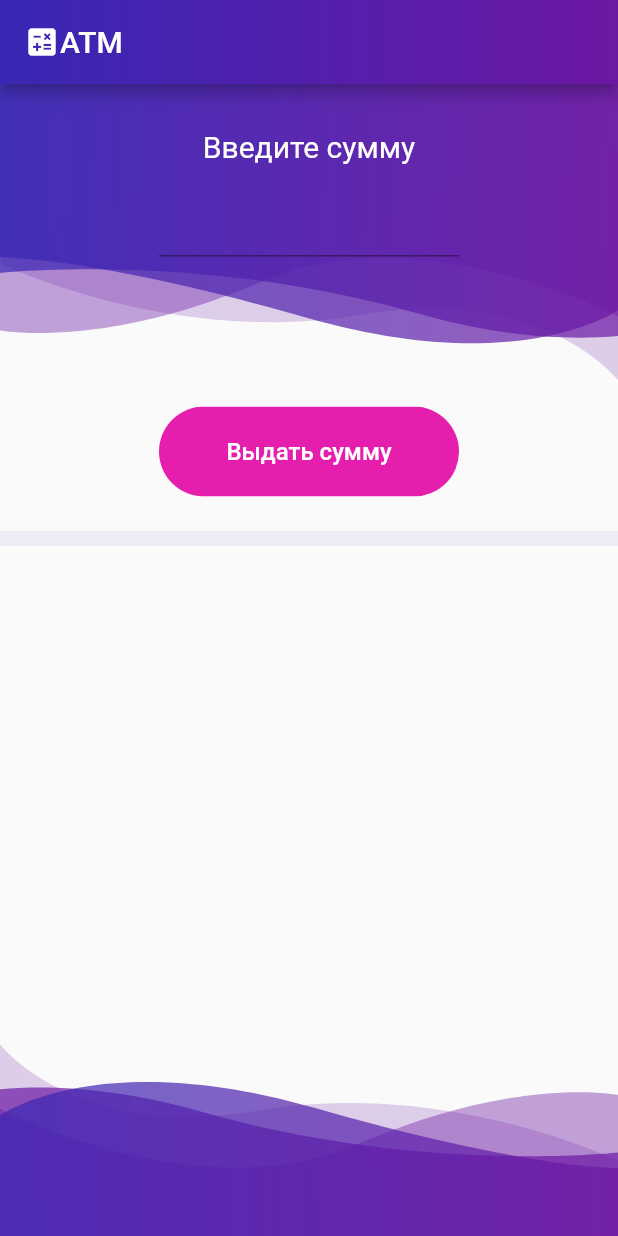
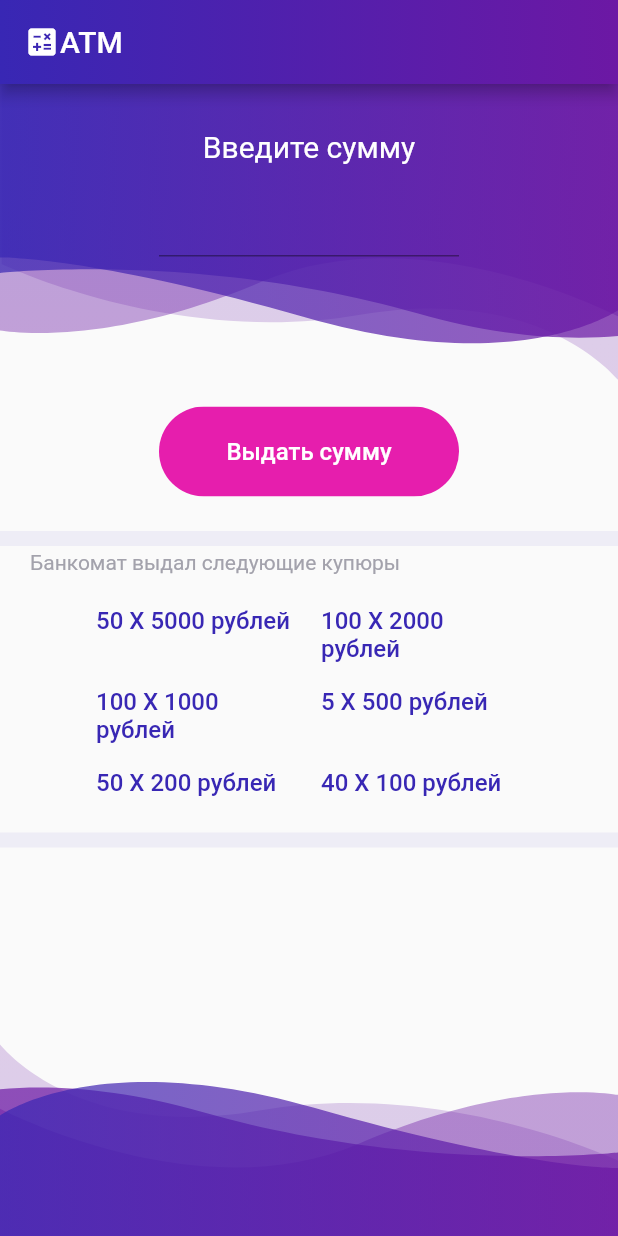
Before and after one commit to Evgenestan/atm_app, a Flutter app: the screen it shows after launch, on a phone screen of 412 x 824 dp. Run offline on Flutter 3.47's test engine with Material 2 defaults, Android fonts, the phone set to English and light mode, and no system bars; our stand-ins replace flutter_svg; project files that could hold a hidden picture were left out.

Commit message:
added calculation of remaining bills

```diff
--- a/lib/colors.dart
+++ b/lib/colors.dart
@@ -6,5 +6,6 @@ const startGradientColor = Color(0xFF3827B4);
 const endGradientColor = Color(0xFF6C18A4);
 
 const buttonColor = Color(0xFFE61EAD);
+const dividerColor = Color(0x103827B4);
 
-const dividerColor = Color(0x103827B4);
+const secondTextColor = Color(0xFFA3A2AC);
--- a/lib/main/available_bills_widget.dart
+++ b/lib/main/available_bills_widget.dart
@@ -1,3 +1,4 @@
+import 'package:atm_app/colors.dart';
 import 'package:atm_app/main/model/available_bills_model.dart';
 import 'package:flutter/cupertino.dart';
 import 'package:flutter/material.dart';
@@ -9,19 +10,20 @@ class AvailableBillsWidget extends StatelessWidget {
 
   List<Widget> _buildItems() {
     final available = availableBills.available;
-    /*return Text(
-      '${availableBills.available.values.elementAt(count)} X ${availableBills.available.keys.elementAt(count)} рублей',
-      textAlign: TextAlign.center,
-    );*/
     final widgets = <Widget>[];
     for (int item in available.keys) {
-      widgets.add(Container(
-        width: 150,
-        padding: const EdgeInsets.all(8.0),
-        child: Text(
-          '${available[item]} X $item рублей',
-        ),
-      ));
+      if (available[item] != 0) {
+        widgets.add(
+          Container(
+            width: 150,
+            padding: const EdgeInsets.all(8.0),
+            child: Text(
+              '${available[item]} X $item рублей',
+              style: const TextStyle(color: startGradientColor, fontSize: 16, fontWeight: FontWeight.w500),
+            ),
+          ),
+        );
+      }
     }
     return widgets;
   }
@@ -30,17 +32,10 @@ class AvailableBillsWidget extends StatelessWidget {
   Widget build(BuildContext context) {
     return Container(
       alignment: Alignment.center,
-      padding: EdgeInsets.symmetric(
-        vertical: 15,
+      padding: const EdgeInsets.symmetric(
+        vertical: 13,
         horizontal: 20,
       ),
-      // child: GridView.builder(
-      //   physics: NeverScrollableScrollPhysics(),
-      //   gridDelegate: const SliverGridDelegateWithMaxCrossAxisExtent(maxCrossAxisExtent: 100, mainAxisSpacing: 0),
-      //   itemBuilder: _buildItem,
-      //   padding: EdgeInsets.zero,
-      //   itemCount: availableBills.available.length,
-      // ),
       child: Wrap(
         children: _buildItems(),
       ),
--- a/lib/main/bloc/main_bloc.dart
+++ b/lib/main/bloc/main_bloc.dart
@@ -11,15 +11,20 @@ class MainBloc {
     _availableBills = availableBills ?? AvailableBills()
       ..available = Map.fromIterables(defaultOptions, defaultValues);
     _outEvent.listen(_giveMoney);
+    _inATMBalance.add(_availableBills);
   }
 
   AvailableBills _availableBills;
 
   final StreamController<Response> _responseController = StreamController<Response>();
+  final StreamController<AvailableBills> _atmBalanceController = StreamController<AvailableBills>();
   final StreamController<double> _eventController = StreamController<double>();
 
-  Sink<Response> get _inCounter => _responseController.sink;
+  Sink<Response> get _inResponse => _responseController.sink;
   Stream<Response> get response => _responseController.stream;
+
+  Sink<AvailableBills> get _inATMBalance => _atmBalanceController.sink;
+  Stream<AvailableBills> get atmBalance => _atmBalanceController.stream;
 
   Sink<double> get giveOut => _eventController.sink;
   Stream<double> get _outEvent => _eventController.stream;
@@ -28,17 +33,26 @@ class MainBloc {
     if (sum != null) {
       double _sum = sum;
       final Map<int, int> available = {};
-      for (int item in _availableBills.available.keys) {
-        final howMany = _sum ~/ item;
+      final AvailableBills _availableBillsLocal = _availableBills.copyWith();
+      for (int item in _availableBillsLocal.available.keys) {
+        int howMany = _sum ~/ item;
         if (howMany > 0) {
+          if (howMany > _availableBillsLocal.available[item]) {
+            howMany = _availableBillsLocal.available[item];
+          }
           available[item] = howMany;
+          _availableBillsLocal.available[item] -= howMany;
         }
         _sum -= howMany * item;
       }
       final availableBills = AvailableBills()..available = available;
-      _inCounter.add(Response()
+      _inResponse.add(Response()
         ..availableBills = availableBills
         ..canGive = _sum == 0);
+      if (_sum == 0) {
+        _availableBills = _availableBillsLocal;
+        _inATMBalance.add(_availableBills);
+      }
     }
   }
 }
--- a/lib/main/main_view.dart
+++ b/lib/main/main_view.dart
@@ -1,11 +1,13 @@
 import 'package:atm_app/colors.dart';
 import 'package:atm_app/main/available_bills_widget.dart';
 import 'package:atm_app/main/bloc/main_bloc.dart';
+import 'package:atm_app/main/model/available_bills_model.dart';
 import 'package:atm_app/main/model/response_model.dart';
 import 'package:atm_app/widgets/body.dart';
 import 'package:atm_app/widgets/buttons.dart';
 import 'package:flutter/cupertino.dart';
 import 'package:flutter/material.dart';
+import 'package:flutter/painting.dart';
 
 class MainView extends StatelessWidget {
   final MainBloc _mainBloc = MainBloc();
@@ -54,11 +56,33 @@ class MainView extends StatelessWidget {
         return const SizedBox();
       }
       if (response.canGive) {
-        return AvailableBillsWidget(availableBills: response?.availableBills);
+        return Column(
+          children: [
+            Container(
+              padding: const EdgeInsets.symmetric(horizontal: 20),
+              alignment: Alignment.centerLeft,
+              child: const Text(
+                'Банкомат выдал следующие купюры',
+                style: TextStyle(color: secondTextColor),
+              ),
+            ),
+            AvailableBillsWidget(availableBills: response?.availableBills),
+            const Divider(thickness: 10, color: dividerColor),
+          ],
+        );
       }
-      return const Text(
-        'Банкомат не может выдать, запрашиваемую сумму',
-        style: TextStyle(color: buttonColor, fontSize: 24),
+      return Column(
+        children: const [
+          Padding(
+            padding: EdgeInsets.symmetric(vertical: 50),
+            child: Text(
+              'Банкомат не может выдать, запрашиваемую сумму',
+              style: TextStyle(color: buttonColor, fontSize: 20, fontWeight: FontWeight.w500),
+              textAlign: TextAlign.center,
+            ),
+          ),
+          Divider(thickness: 10, color: dividerColor),
+        ],
       );
     }
 
@@ -70,6 +94,30 @@ class MainView extends StatelessWidget {
     );
   }
 
+  Widget _buildThirdBlock() {
+    return StreamBuilder<AvailableBills>(
+        stream: _mainBloc.atmBalance,
+        builder: (context, snapshot) {
+          if (snapshot?.data == null) {
+            return const SizedBox();
+          }
+          return Column(
+            children: [
+              Container(
+                padding: const EdgeInsets.symmetric(horizontal: 20),
+                alignment: Alignment.centerLeft,
+                child: const Text(
+                  'Банкомат выдал следующие купюры',
+                  style: TextStyle(color: secondTextColor),
+                ),
+              ),
+              AvailableBillsWidget(availableBills: snapshot?.data),
+              const Divider(thickness: 10, color: dividerColor),
+            ],
+          );
+        });
+  }
+
   Widget _buildBody() {
     return ListView(
       physics: const BouncingScrollPhysics(),
@@ -78,6 +126,7 @@ class MainView extends StatelessWidget {
         _buildFirstBlock(),
         const Divider(thickness: 10, color: dividerColor),
         _buildSecondBlock(),
+        _buildThirdBlock(),
       ],
     );
   }
--- a/lib/main/model/available_bills_model.dart
+++ b/lib/main/model/available_bills_model.dart
@@ -1,5 +1,6 @@
 class AvailableBills {
   Map<int, int> available = {};
+  AvailableBills copyWith({Map<int, int> available}) => AvailableBills()..available = Map.from(available ?? this.available);
 }
 
 //['100', '200', '500', '1000', '2000', '5000']
```
